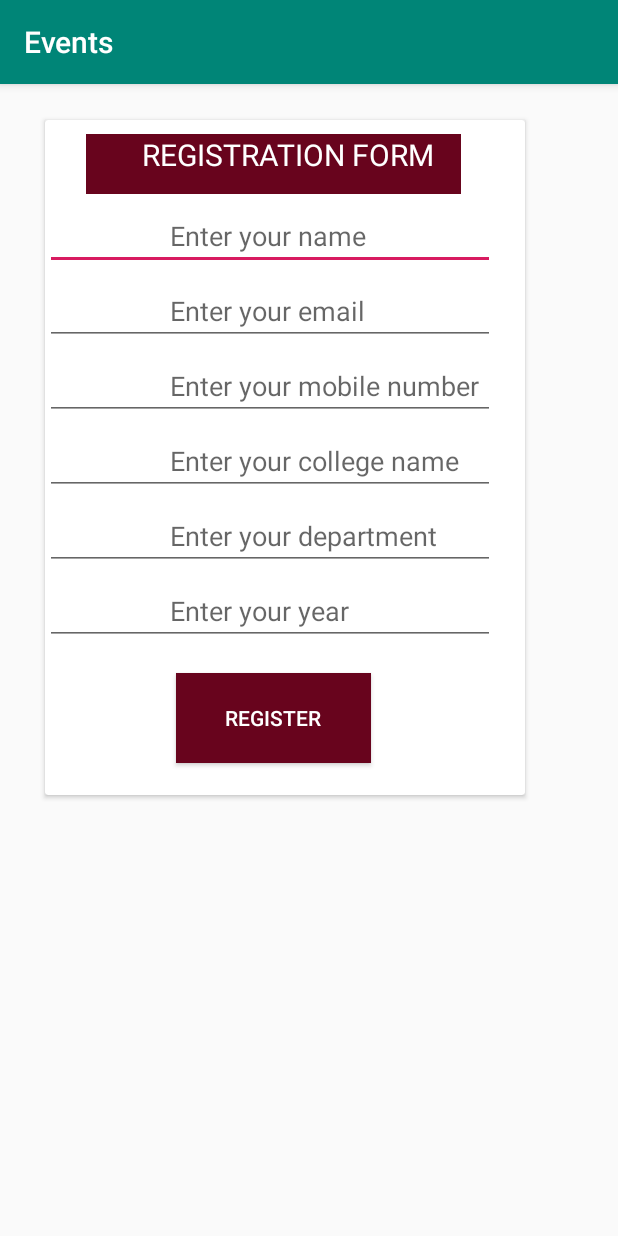
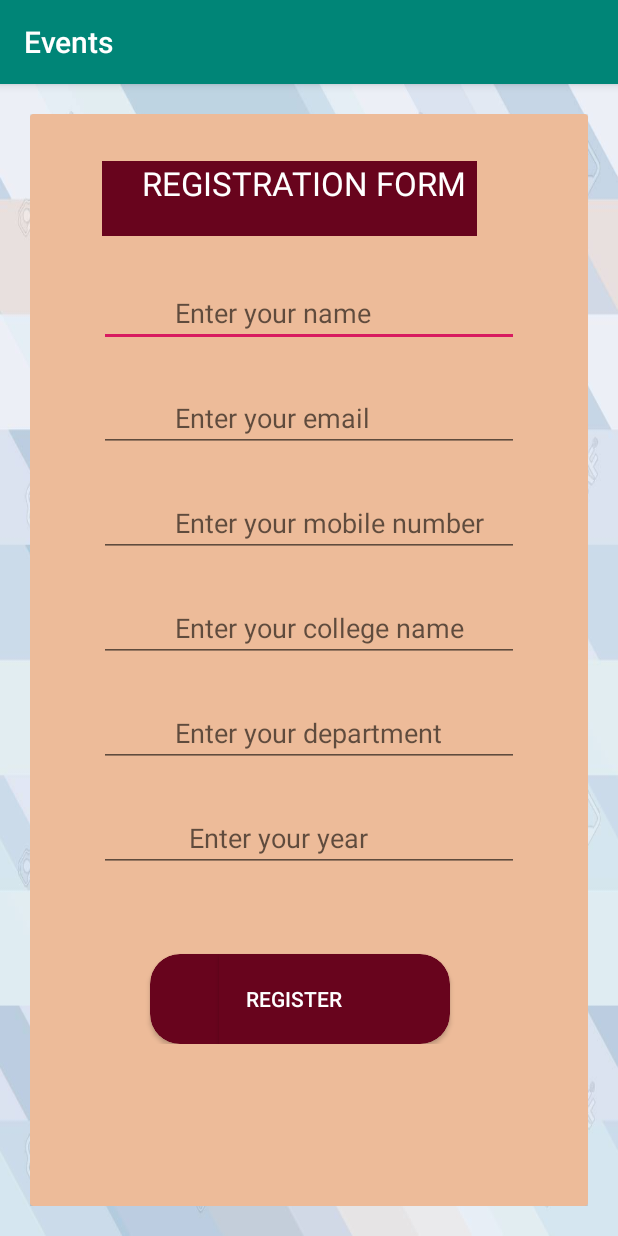
Before and after one commit to Jayalakshmibaskar/EventManager, an Android app: the reg_form screen opened directly, with no data from a screen before it, on a phone screen of 412 x 824 dp. Run offline under Robolectric (Android 15) with nearby library versions, the phone set to English and light mode, and no system bars; our stand-ins replace Volley; network calls fail.

Commit message:
Registration form added

```diff
--- a/app/src/main/java/com/example/revathy/events/Constants.java
+++ b/app/src/main/java/com/example/revathy/events/Constants.java
@@ -1,5 +1,5 @@
 package com.example.revathy.events;
 
 public class Constants {
-    public static String BASE_URL="http://192.168.137.164/";
+    public static String BASE_URL="http://192.168.43.71/";
 }
--- a/app/src/main/res/layout/activity_main.xml
+++ b/app/src/main/res/layout/activity_main.xml
@@ -72,10 +72,10 @@
         android:layout_alignParentStart="true"
         android:layout_alignParentLeft="true"
         android:layout_alignParentTop="true"
+        android:layout_marginStart="113dp"
+        android:layout_marginLeft="113dp"
+        android:layout_marginTop="107dp"
         android:background="@drawable/circle"
-        android:layout_marginStart="136dp"
-        android:layout_marginLeft="136dp"
-        android:layout_marginTop="30dp"
         app:srcCompat="@drawable/cit" />
 
 
--- a/app/src/main/res/layout/activity_reg_form.xml
+++ b/app/src/main/res/layout/activity_reg_form.xml
@@ -4,17 +4,21 @@
     xmlns:tools="http://schemas.android.com/tools"
     android:layout_width="match_parent"
     android:layout_height="match_parent"
-    tools:context=".reg_form">
+    tools:context=".reg_form"
+    android:padding="20dp"
+    android:background="@drawable/form_background">
 
     <android.support.v7.widget.CardView
-        android:layout_width="320dp"
-        android:layout_height="450dp"
-        android:layout_alignParentStart="true"
-        android:layout_alignParentLeft="true"
+        android:layout_width="match_parent"
+        android:layout_height="match_parent"
         android:layout_alignParentTop="true"
-        android:layout_marginStart="30dp"
-        android:layout_marginLeft="30dp"
-        android:layout_marginTop="24dp" >
+        android:layout_centerHorizontal="true"
+        app:cardBackgroundColor="#EDBB99">
+
+        <ScrollView
+            android:layout_width="match_parent"
+            android:layout_height="match_parent">
+
             <RelativeLayout
                 android:layout_width="match_parent"
                 android:layout_height="match_parent">
@@ -22,76 +26,104 @@
                 <TextView
                     android:id="@+id/form_reg"
                     android:layout_width="250dp"
-                android:layout_height="40dp"
+                    android:layout_height="50dp"
                     android:layout_alignParentStart="true"
                     android:layout_alignParentLeft="true"
                     android:layout_alignParentTop="true"
-                android:layout_marginStart="27dp"
-                android:layout_marginLeft="27dp"
-                android:text="        REGISTRATION FORM "
+                    android:layout_marginStart="48dp"
+                    android:layout_marginLeft="48dp"
+                    android:layout_marginTop="31dp"
                     android:background="#68041d"
-                android:textSize="20dp"
+                    android:text="     REGISTRATION FORM "
                     android:textColor="#ffff"
-
-                android:layout_marginTop="9dp" />
+                    android:textSize="22dp" />
 
                 <EditText
                     android:id="@+id/form_name"
-                android:layout_width="300dp"
+                    android:layout_width="280dp"
                     android:layout_height="40dp"
                     android:layout_alignParentTop="true"
-                android:layout_marginTop="60dp"
-                android:hint="                 Enter your name" />
+                    android:layout_centerHorizontal="true"
+                    android:layout_marginTop="115dp"
+                    android:hint="          Enter your name" />
+
                 <EditText
                     android:id="@+id/form_email"
-                android:layout_width="300dp"
+                    android:layout_width="280dp"
                     android:layout_height="40dp"
                     android:layout_alignParentTop="true"
-                android:layout_marginTop="110dp"
-                android:hint="                 Enter your email" />
+                    android:layout_centerHorizontal="true"
+                    android:layout_marginTop="185dp"
+                    android:hint="          Enter your email" />
+
                 <EditText
                     android:id="@+id/form_mobile"
-                android:layout_width="300dp"
+                    android:layout_width="280dp"
                     android:layout_height="40dp"
                     android:layout_alignParentTop="true"
-                android:layout_marginTop="160dp"
-                android:hint="                 Enter your mobile number" />
+                    android:layout_centerHorizontal="true"
+                    android:layout_marginTop="255dp"
+                    android:hint="          Enter your mobile number" />
+
                 <EditText
                     android:id="@+id/form_college"
-                android:layout_width="300dp"
+                    android:layout_width="280dp"
                     android:layout_height="40dp"
                     android:layout_alignParentTop="true"
-                android:layout_marginTop="210dp"
-                android:hint="                 Enter your college name" />
+                    android:layout_centerHorizontal="true"
+                    android:layout_marginTop="325dp"
+                    android:hint="          Enter your college name" />
+
                 <EditText
                     android:id="@+id/form_dept"
-                android:layout_width="300dp"
+                    android:layout_width="280dp"
                     android:layout_height="40dp"
                     android:layout_alignParentTop="true"
-                android:layout_marginTop="260dp"
-                android:hint="                 Enter your department" />
+                    android:layout_centerHorizontal="true"
+                    android:layout_marginTop="395dp"
+                    android:hint="          Enter your department" />
+
                 <EditText
                     android:id="@+id/form_year"
-                android:layout_width="300dp"
+                    android:layout_width="280dp"
                     android:layout_height="40dp"
                     android:layout_alignParentTop="true"
-                android:layout_marginTop="310dp"
-                android:hint="                 Enter your year" />
+                    android:layout_centerHorizontal="true"
+                    android:layout_marginTop="465dp"
+                    android:hint="            Enter your year" />
+
+                <android.support.v7.widget.CardView
+                    android:layout_width="200dp"
+                    android:layout_height="60dp"
+                    android:layout_marginLeft="80dp"
+                    android:layout_marginTop="560dp"
+                    app:cardBackgroundColor="#68041d"
+                    app:cardCornerRadius="20dp">
+
+                    <RelativeLayout
+                        android:layout_width="wrap_content"
+                        android:layout_height="wrap_content">
 
                         <Button
                             android:id="@+id/register"
-                android:layout_width="130dp"
+                            android:layout_width="100dp"
                             android:layout_height="60dp"
                             android:layout_alignParentStart="true"
                             android:layout_alignParentLeft="true"
+                            android:layout_alignParentTop="true"
                             android:layout_alignParentBottom="true"
-                android:layout_marginStart="87dp"
-                android:layout_marginLeft="87dp"
+                            android:layout_marginStart="46dp"
+                            android:layout_marginLeft="46dp"
+                            android:layout_marginTop="0dp"
+                            android:layout_marginBottom="0dp"
+                            android:background="#68041d"
                             android:text="REGISTER"
-                android:textColor="#ffff"
-                android:layout_marginBottom="21dp"
-                android:background="#68041d"/>
+                            android:textColor="#ffff" />
                     </RelativeLayout>
+                </android.support.v7.widget.CardView>
+            </RelativeLayout>
+        </ScrollView>
+
     </android.support.v7.widget.CardView>
 
 
--- a/app/src/main/res/layout/activity_sign_up.xml
+++ b/app/src/main/res/layout/activity_sign_up.xml
@@ -45,7 +45,6 @@
         android:layout_marginRight="38dp"
         android:layout_marginBottom="83dp"
         app:cardBackgroundColor="@color/colorAccent"
-
         app:cardCornerRadius="25dp"
         app:cardElevation="10dp">
 
```
Also changed, not shown: app/src/main/java/com/example/revathy/events/EventName.java (+9 -13 lines), app/src/main/java/com/example/revathy/events/reg_form.java (+73 -9 lines), app/src/main/res/layout/activity_sign_in.xml (+40 -17 lines), app/src/main/res/drawable-xhdpi/background.jpg (added), app/src/main/res/drawable-xhdpi/form_background.jpg (added), app/src/main/res/drawable-xhdpi/lock.jpg (added). Lines whose indentation alone changed are shown as unchanged.
